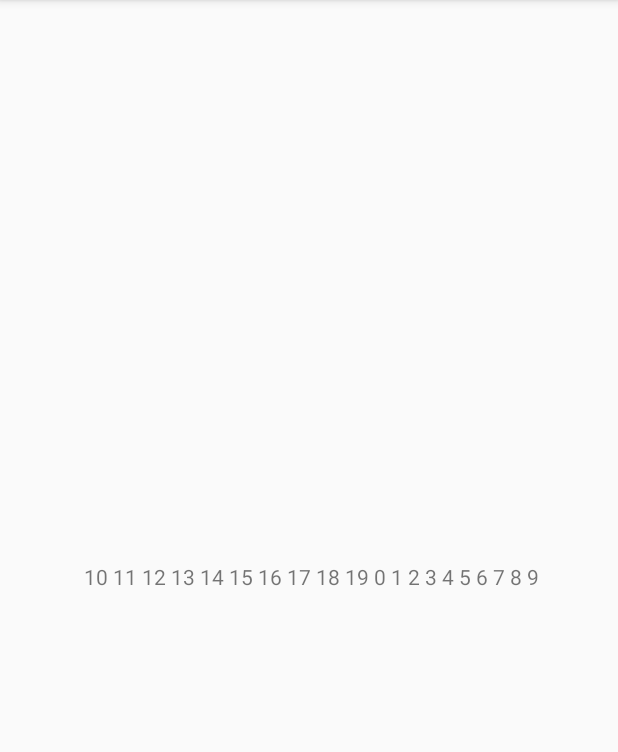
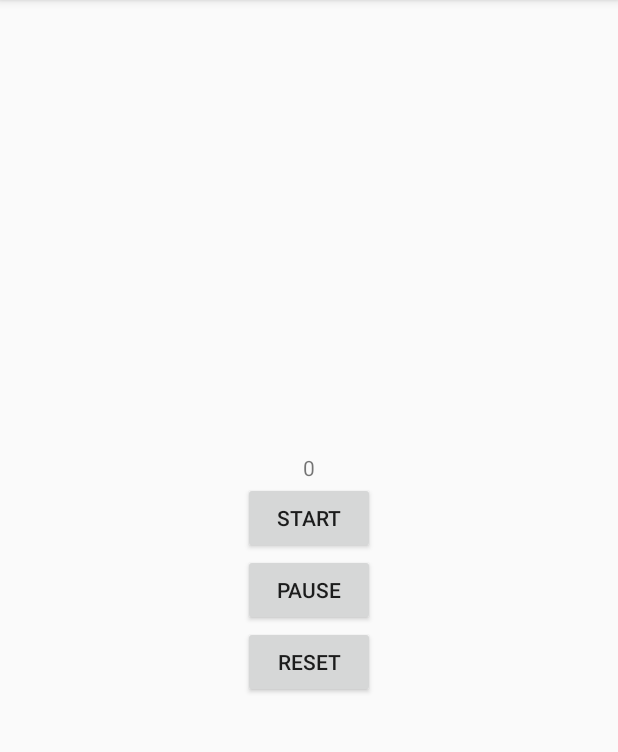
Before and after one commit to DouglasPanacho/BackgroundProcessing, an Android app: the screen it shows after launch (MainActivity before the commit, ChronometerActivity after it), on a phone screen of 412 x 824 dp, the part 84-836 px from its top. Run offline under Robolectric (Android 15) with nearby library versions, the phone set to English and light mode, and no system bars.

Commit message:
Add chronometer code

```diff
--- a/app/build.gradle
+++ b/app/build.gradle
@@ -28,6 +28,7 @@ dependencies {
 
     implementation 'androidx.appcompat:appcompat:1.1.0'
     implementation 'androidx.constraintlayout:constraintlayout:1.1.3'
+    implementation 'androidx.localbroadcastmanager:localbroadcastmanager:1.0.0'
     testImplementation 'junit:junit:4.12'
     androidTestImplementation 'androidx.test.ext:junit:1.1.1'
     androidTestImplementation 'androidx.test.espresso:espresso-core:3.2.0'
--- a/app/src/main/AndroidManifest.xml
+++ b/app/src/main/AndroidManifest.xml
@@ -16,6 +16,8 @@
                 <category android:name="android.intent.category.LAUNCHER" />
             </intent-filter>
         </activity>
+        <activity android:name=".Chronometer.ChronometerActivity" />
+        <service android:name=".Chronometer.ChronometerService"/>
     </application>
 
 </manifest>
--- /dev/null
+++ b/app/src/main/java/com/doug/backgroundprocessing/Chronometer/ChronometerActivity.java
@@ -0,0 +1,57 @@
+package com.doug.backgroundprocessing.Chronometer;
+
+import android.content.Intent;
+import android.content.IntentFilter;
+import android.os.Bundle;
+import android.view.View;
+import android.widget.TextView;
+
+import androidx.annotation.Nullable;
+import androidx.appcompat.app.AppCompatActivity;
+import androidx.localbroadcastmanager.content.LocalBroadcastManager;
+
+import com.doug.backgroundprocessing.R;
+
+public class ChronometerActivity extends AppCompatActivity implements ChronometerLocalBroadcastReceiver.UpdateView {
+
+
+    TextView mCounterTextView;
+    int counter = 0;
+
+    @Override
+    protected void onCreate(@Nullable Bundle savedInstanceState) {
+        super.onCreate(savedInstanceState);
+        setContentView(R.layout.chronometer_activity);
+        mCounterTextView = findViewById(R.id.textview);
+        setBroadcast();
+    }
+
+    private void setBroadcast() {
+        IntentFilter intentFilter = new IntentFilter();
+        ChronometerLocalBroadcastReceiver receiver = new ChronometerLocalBroadcastReceiver(this);
+        intentFilter.addAction(ChronometerLocalBroadcastReceiver.ACTION_CHRONOMETER);
+        LocalBroadcastManager.getInstance(this).registerReceiver(receiver, intentFilter);
+    }
+
+    public void startService(View view) {
+        ChronometerService.startService(this, counter);
+    }
+
+
+    public void stopService(View view) {
+        stopService(new Intent(this, ChronometerService.class));
+    }
+
+    public void resetService(View view) {
+        counter = 1;
+        stopService(new Intent(this, ChronometerService.class));
+        ChronometerService.startService(this, counter);
+    }
+
+
+    @Override
+    public void updateCounter(int value) {
+        counter = value;
+        mCounterTextView.setText(String.valueOf(value));
+    }
+}
--- /dev/null
+++ b/app/src/main/java/com/doug/backgroundprocessing/Chronometer/ChronometerLocalBroadcastReceiver.java
@@ -0,0 +1,29 @@
+package com.doug.backgroundprocessing.Chronometer;
+
+import android.content.BroadcastReceiver;
+import android.content.Context;
+import android.content.Intent;
+
+public class ChronometerLocalBroadcastReceiver extends BroadcastReceiver {
+
+    public static String ACTION_CHRONOMETER = "ACTION_CHRONOMETER";
+    public static String VALUE_INT = "VALUE_INT";
+
+    interface UpdateView {
+        void updateCounter(int value);
+    }
+
+    private UpdateView mCallback;
+
+    public ChronometerLocalBroadcastReceiver(UpdateView callback) {
+        this.mCallback = callback;
+    }
+
+    @Override
+    public void onReceive(Context context, Intent intent) {
+        if (intent != null && ACTION_CHRONOMETER.equalsIgnoreCase(intent.getAction())) {
+            mCallback.updateCounter(intent.getIntExtra(VALUE_INT, -1));
+        }
+
+    }
+}
--- a/app/src/main/java/com/doug/backgroundprocessing/MainActivity.java
+++ b/app/src/main/java/com/doug/backgroundprocessing/MainActivity.java
@@ -1,13 +1,12 @@
 package com.doug.backgroundprocessing;
+
+import android.content.Intent;
+import android.os.Bundle;
+import android.widget.TextView;
 
 import androidx.appcompat.app.AppCompatActivity;
 
-import android.os.Bundle;
-import android.widget.TextView;
-
-import com.doug.backgroundprocessing.AsyncTask.AsyncTaskExample;
-import com.doug.backgroundprocessing.ThreadHandlers.ThreadHandlers;
-import com.doug.backgroundprocessing.ThreadHandlers.ThreadPoolExample;
+import com.doug.backgroundprocessing.Chronometer.ChronometerActivity;
 
 public class MainActivity extends AppCompatActivity {
 
@@ -16,12 +15,14 @@ public class MainActivity extends AppCompatActivity {
     protected void onCreate(Bundle savedInstanceState) {
         super.onCreate(savedInstanceState);
         setContentView(R.layout.activity_main);
-        TextView textview =  findViewById(R.id.textview);
+        TextView textview = findViewById(R.id.textview);
 //        ThreadHandlers threadHandlers = new ThreadHandlers();
 //        threadHandlers.startNewThread(textview);
 //        AsyncTaskExample asyncTaskExample = new AsyncTaskExample();
 //        asyncTaskExample.startAsyncTask(textview);
-        ThreadPoolExample threadPoolExample = new ThreadPoolExample();
-        threadPoolExample.startNewThread(textview);
+//        ThreadPoolExample threadPoolExample = new ThreadPoolExample();
+//        threadPoolExample.startNewThread(textview);
+        Intent intent = new Intent(this, ChronometerActivity.class);
+        startActivity(intent);
     }
 }
--- /dev/null
+++ b/app/src/main/res/layout/chronometer_activity.xml
@@ -0,0 +1,36 @@
+<?xml version="1.0" encoding="utf-8"?>
+<LinearLayout xmlns:android="http://schemas.android.com/apk/res/android"
+    android:layout_width="match_parent"
+    android:layout_height="match_parent"
+    android:gravity="center"
+    android:orientation="vertical">
+
+    <TextView
+        android:id="@+id/textview"
+        android:layout_width="wrap_content"
+        android:text="0"
+        android:layout_height="wrap_content" />
+
+    <Button
+        android:id="@+id/startBtn"
+        android:layout_width="wrap_content"
+        android:layout_height="wrap_content"
+        android:onClick="startService"
+        android:text="Start" />
+
+    <Button
+        android:id="@+id/stopBtn"
+        android:layout_width="wrap_content"
+        android:layout_height="wrap_content"
+        android:onClick="stopService"
+        android:text="Pause" />
+
+    <Button
+        android:id="@+id/resetBtn"
+        android:layout_width="wrap_content"
+        android:layout_height="wrap_content"
+        android:onClick="resetService"
+        android:text="Reset" />
+
+
+</LinearLayout>
```
Also changed, not shown: app/src/main/java/com/doug/backgroundprocessing/Chronometer/ChronometerService.java (added, +60 -0 lines).
